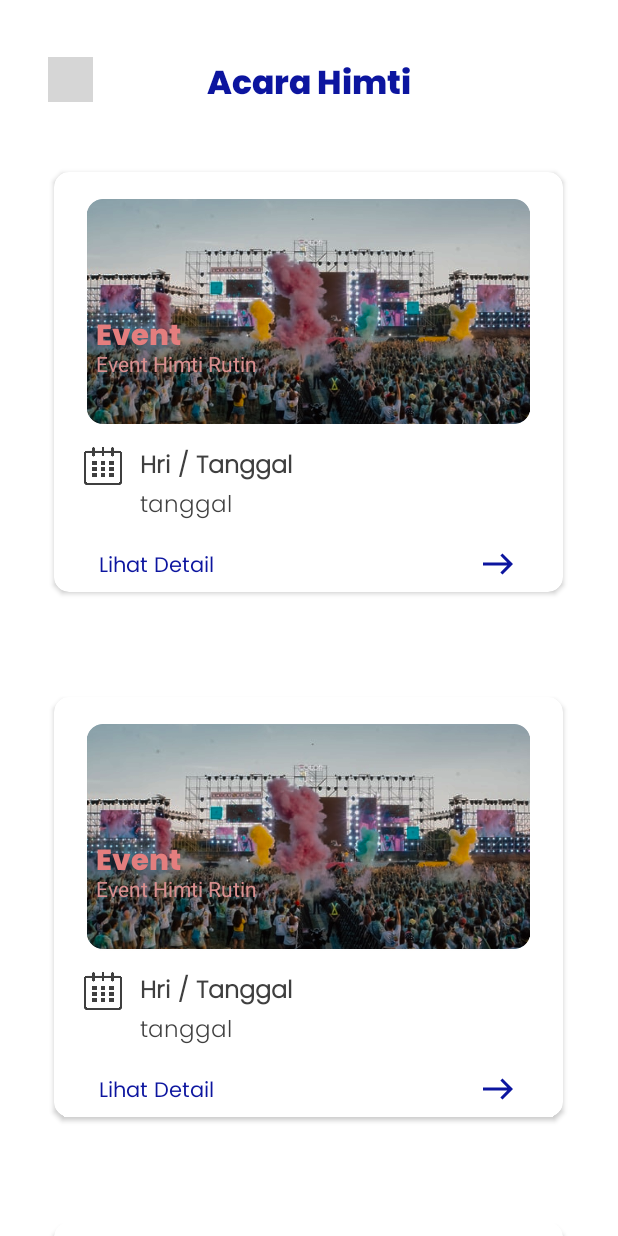
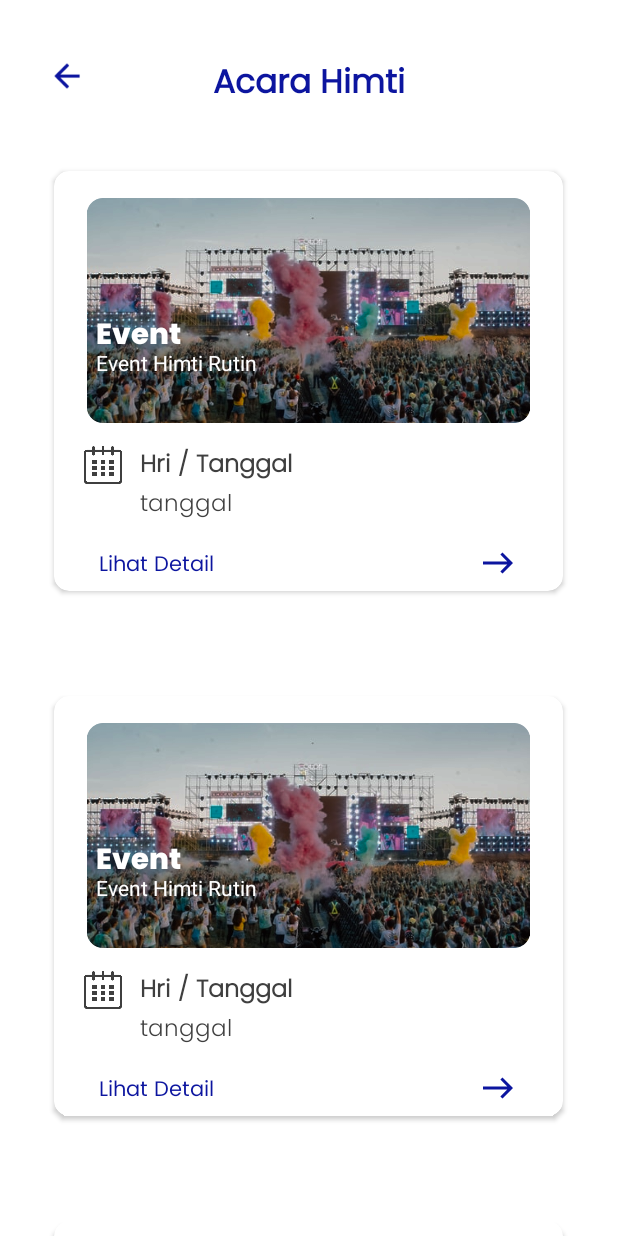
Before and after one commit to ranggacikal/HIMTI-Apps, an Android app: the layout activity_event.xml on its own in the app's theme, with its tools: preview values and no code run, on a phone screen of 412 x 824 dp. Run offline under Robolectric (Android 15) with nearby library versions, the light colour scheme and no system bars; grey boxes are pictures that could not be loaded.

Commit message:
ngerapihin layout

```diff
--- a/app/src/main/res/layout/activity_detail_sharing.xml
+++ b/app/src/main/res/layout/activity_detail_sharing.xml
@@ -13,14 +13,15 @@
         android:layout_marginStart="32dp"
         android:layout_marginTop="38dp"
         android:src="@drawable/ic_baseline_arrow_backblue" />
+
     <TextView
-        android:layout_centerHorizontal="true"
         android:id="@+id/txt_jadwal_detail_sharing"
         android:layout_width="wrap_content"
         android:layout_height="wrap_content"
         android:layout_alignParentTop="true"
+        android:layout_centerHorizontal="true"
         android:layout_marginTop="38dp"
-        android:fontFamily="@font/poppins_extrabold"
+        android:fontFamily="@font/poppins_regular"
         android:text="Sharing Himti"
         android:textColor="#0C159F"
         android:textSize="22sp"
--- a/app/src/main/res/layout/activity_event.xml
+++ b/app/src/main/res/layout/activity_event.xml
@@ -8,11 +8,11 @@
 
     <ImageView
         android:id="@+id/arrow_jadwal_event"
-        android:layout_width="30dp"
-        android:layout_height="30dp"
+        android:layout_width="25dp"
+        android:layout_height="25dp"
         android:layout_marginStart="32dp"
         android:layout_marginTop="38dp"
-        android:src="@drawable/ic_baseline_west"/>
+        android:src="@drawable/ic_baseline_arrow_backblue"/>
 
     <TextView
         android:id="@+id/txt_jadwal_event"
@@ -20,17 +20,18 @@
         android:layout_height="wrap_content"
         android:layout_centerHorizontal="true"
         android:layout_marginTop="38dp"
-        android:fontFamily="@font/poppins_extrabold"
+        android:fontFamily="@font/poppins_regular"
         android:text="Acara Himti"
         android:textColor="#0C159F"
         android:textSize="22sp"
-        android:textStyle="bold"/>
+        android:textStyle="bold" />
 
     <androidx.recyclerview.widget.RecyclerView
         android:id="@+id/recycleview_event"
         android:layout_width="match_parent"
         android:layout_height="match_parent"
         android:layout_below="@+id/txt_jadwal_event"
+        android:layout_marginTop="1dp"
         tools:listitem="@layout/item_event_himti" />
 
 </RelativeLayout>
--- a/app/src/main/res/layout/activity_sharing.xml
+++ b/app/src/main/res/layout/activity_sharing.xml
@@ -9,8 +9,8 @@
 
     <ImageView
         android:id="@+id/arrow_jadwal_sharing"
-        android:layout_width="30dp"
-        android:layout_height="30dp"
+        android:layout_width="25dp"
+        android:layout_height="25dp"
         android:layout_marginStart="32dp"
         android:layout_marginTop="38dp"
         android:src="@drawable/ic_baseline_arrow_backblue" />
@@ -22,7 +22,7 @@
         android:layout_height="wrap_content"
         android:layout_centerHorizontal="true"
         android:layout_marginTop="38dp"
-        android:fontFamily="@font/poppins_extrabold"
+        android:fontFamily="@font/poppins_regular"
         android:text="Sharing Himti"
         android:textColor="#0C159F"
         android:textSize="22sp"
--- a/app/src/main/res/layout/item_event_himti.xml
+++ b/app/src/main/res/layout/item_event_himti.xml
@@ -39,7 +39,7 @@
                     android:layout_marginTop="75dp"
                     android:fontFamily="@font/poppins_extrabold"
                     android:text="Event"
-                    android:textColor="#E47E7E"
+                    android:textColor="#FFFFFF"
                     android:textSize="19dp"/>
 
                 <TextView
@@ -49,7 +49,7 @@
                     android:layout_marginStart="10dp"
                     android:layout_marginTop="100dp"
                     android:text="Event Himti Rutin"
-                    android:textColor="#DA9090"/>
+                    android:textColor="#FFFFFF"/>
 
             </androidx.cardview.widget.CardView>
 
```
Also changed, not shown: app/src/main/res/layout/activity_detail_event.xml (+6 -6 lines).
